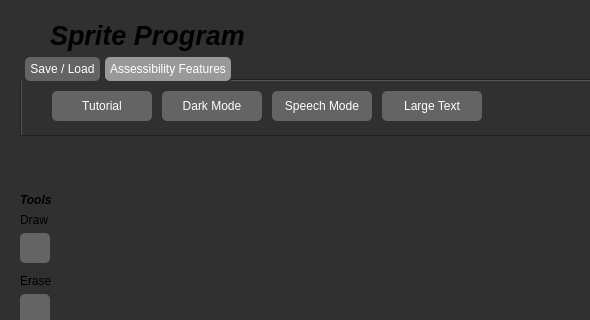
Old version of the form mainwindow.ui in the repository landonwest815/sprite-editor; both pictures show x 0 to 590 and y 0 to 320 of the 1000 by 991 pixel window.
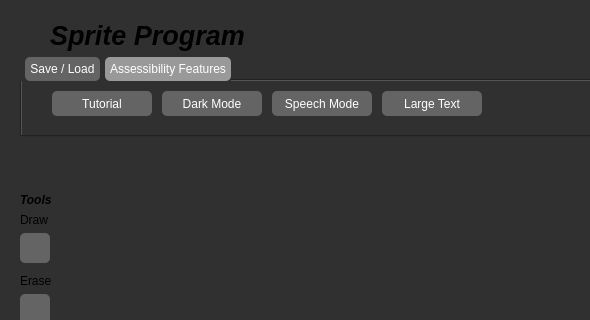
New version of the form. The open tabs and pages were chosen to show the change. Icons and pictures are not drawn.

Commit message: Small Button Size Tweak

Patch:
```diff
--- a/mainwindow.ui
+++ b/mainwindow.ui
@@ -358,19 +358,19 @@
             <x>30</x>
             <y>10</y>
             <width>100</width>
-            <height>30</height>
+            <height>25</height>
            </rect>
           </property>
           <property name="minimumSize">
            <size>
             <width>100</width>
-            <height>30</height>
+            <height>25</height>
            </size>
           </property>
           <property name="maximumSize">
            <size>
             <width>100</width>
-            <height>30</height>
+            <height>25</height>
            </size>
           </property>
           <property name="styleSheet">
@@ -402,19 +402,19 @@
             <x>140</x>
             <y>10</y>
             <width>100</width>
-            <height>30</height>
+            <height>25</height>
            </rect>
           </property>
           <property name="minimumSize">
            <size>
             <width>100</width>
-            <height>30</height>
+            <height>25</height>
            </size>
           </property>
           <property name="maximumSize">
            <size>
             <width>100</width>
-            <height>30</height>
+            <height>25</height>
            </size>
           </property>
           <property name="styleSheet">
@@ -449,7 +449,7 @@
             <x>250</x>
             <y>10</y>
             <width>100</width>
-            <height>30</height>
+            <height>25</height>
            </rect>
           </property>
           <property name="sizePolicy">
@@ -461,13 +461,13 @@
           <property name="minimumSize">
            <size>
             <width>100</width>
-            <height>30</height>
+            <height>25</height>
            </size>
           </property>
           <property name="maximumSize">
            <size>
             <width>100</width>
-            <height>30</height>
+            <height>25</height>
            </size>
           </property>
           <property name="styleSheet">
@@ -502,19 +502,19 @@
             <x>360</x>
             <y>10</y>
             <width>100</width>
-            <height>30</height>
+            <height>25</height>
            </rect>
           </property>
           <property name="minimumSize">
            <size>
             <width>100</width>
-            <height>30</height>
+            <height>25</height>
            </size>
           </property>
           <property name="maximumSize">
            <size>
             <width>100</width>
-            <height>30</height>
+            <height>25</height>
            </size>
           </property>
           <property name="styleSheet">
```
Left out of the diff: 14 changed lines with no effect on the pictures.
